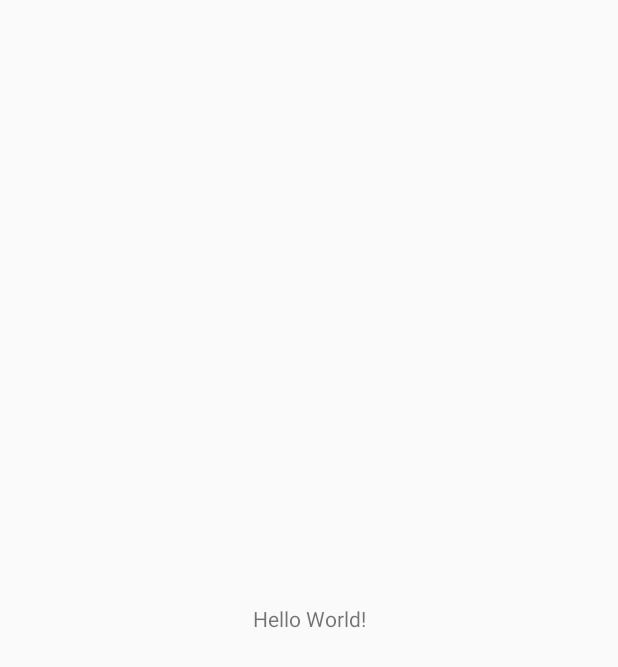
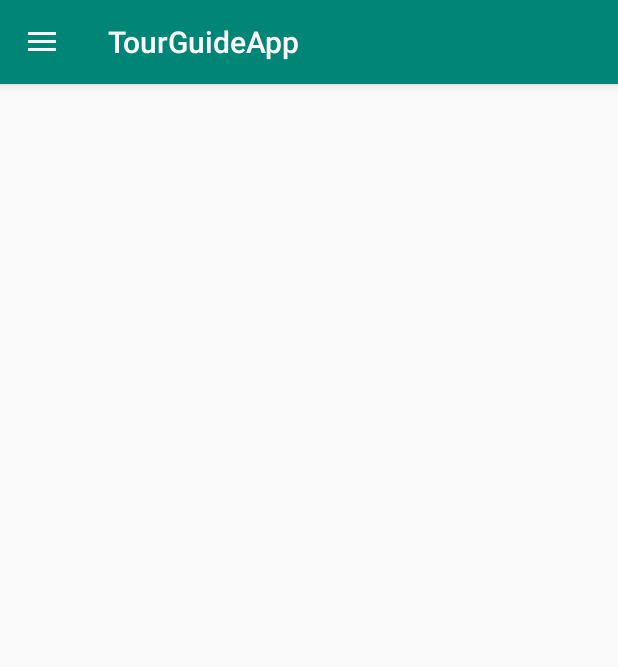
Before and after one commit to steven7mwesigwa/TourGuideApp, an Android app: the screen it shows after launch (MainActivity), on a phone screen of 412 x 824 dp. Before the commit the part shown is almost empty. Shown: the top 667 px of the screen. Run offline under Robolectric (Android 15) with nearby library versions, the phone set to English and light mode, and no system bars.

Commit message:
Before Migrating to Androidx  - Benchmark

```diff
--- a/app/build.gradle
+++ b/app/build.gradle
@@ -21,7 +21,9 @@ android {
 
 dependencies {
     implementation fileTree(dir: 'libs', include: ['*.jar'])
-    implementation 'androidx.appcompat:appcompat:1.1.0'
+    implementation 'androidx.appcompat:appcompat:1.0.2'
+    implementation 'com.google.android.material:material:1.0.0'
+    implementation 'androidx.cardview:cardview:1.0.0'
     implementation 'androidx.constraintlayout:constraintlayout:1.1.3'
     testImplementation 'junit:junit:4.12'
     androidTestImplementation 'androidx.test.ext:junit:1.1.1'
--- a/app/src/main/java/com/stevenmwesigwa/tourguideapp/MainActivity.java
+++ b/app/src/main/java/com/stevenmwesigwa/tourguideapp/MainActivity.java
@@ -1,14 +1,38 @@
 package com.stevenmwesigwa.tourguideapp;
 
+import androidx.appcompat.widget.Toolbar;
+import android.os.Bundle;
+import androidx.appcompat.app.ActionBarDrawerToggle;
 import androidx.appcompat.app.AppCompatActivity;
-
-import android.os.Bundle;
+import androidx.core.view.GravityCompat;
+import androidx.drawerlayout.widget.DrawerLayout;
 
 public class MainActivity extends AppCompatActivity {
+    private DrawerLayout drawer;
 
     @Override
     protected void onCreate(Bundle savedInstanceState) {
         super.onCreate(savedInstanceState);
         setContentView(R.layout.activity_main);
+
+        Toolbar toolbar = findViewById(R.id.toolbar);
+        // Tell your app that you
+        setSupportActionBar(toolbar);
+
+        drawer = findViewById(R.id.drawer_layout);
+
+        ActionBarDrawerToggle toggle = new ActionBarDrawerToggle(this, drawer, toolbar,
+                R.string.navigation_drawer_open, R.string.navigation_drawer_close);
+        drawer.addDrawerListener(toggle);
+        toggle.syncState();
+    }
+
+    @Override
+    public void onBackPressed() {
+        if (drawer.isDrawerOpen(GravityCompat.START)) {
+            drawer.closeDrawer(GravityCompat.START);
+        } else {
+            super.onBackPressed();
+        }
     }
 }
--- a/app/src/main/res/layout/activity_main.xml
+++ b/app/src/main/res/layout/activity_main.xml
@@ -1,18 +1,47 @@
 <?xml version="1.0" encoding="utf-8"?>
-<androidx.constraintlayout.widget.ConstraintLayout xmlns:android="http://schemas.android.com/apk/res/android"
+<!--    android.support.v4.widget.DrawerLayout - To be able to use our -->
+<!--    navigation drawer-->
+<androidx.drawerlayout.widget.DrawerLayout xmlns:android="http://schemas.android.com/apk/res/android"
     xmlns:app="http://schemas.android.com/apk/res-auto"
     xmlns:tools="http://schemas.android.com/tools"
+    android:id="@+id/drawer_layout"
     android:layout_width="match_parent"
     android:layout_height="match_parent"
-    tools:context=".MainActivity">
+    android:fitsSystemWindows="true"
+    tools:context="com.stevenmwesigwa.tourguideapp.MainActivity"
+    tools:openDrawer="start">
+<!--    android:fitsSystemWindows="true" - makes the navigation drawer come at the-->
+<!--    top of our screen-->
+    <LinearLayout
+        android:layout_width="match_parent"
+        android:layout_height="match_parent"
+        android:orientation="vertical">
+<!--Toolbar-->
+        <androidx.appcompat.widget.Toolbar
+            android:id="@+id/toolbar"
+            android:layout_width="match_parent"
+            android:layout_height="?attr/actionBarSize"
+            android:background="@color/colorPrimary"
+            android:elevation="4dp"
+            android:theme="@style/ThemeOverlay.AppCompat.Dark.ActionBar"
+            app:popupTheme="@style/ThemeOverlay.AppCompat.Light" />
 
-    <TextView
+<!--        Fragment  Container-->
+        <FrameLayout
+            android:id="@+id/fragment_container"
+            android:layout_width="match_parent"
+            android:layout_height="match_parent" />
+
+    </LinearLayout>
+<!--    NavigationView - This is the navigation drawer itself-->
+<!--    app:headerLayout="@layout/nav_header" - automatically places the header -->
+<!--    in our navigation drawer-->
+    <android.support.design.widget.NavigationView
+        android:id="@+id/nav_view"
         android:layout_width="wrap_content"
-        android:layout_height="wrap_content"
-        android:text="Hello World!"
-        app:layout_constraintBottom_toBottomOf="parent"
-        app:layout_constraintLeft_toLeftOf="parent"
-        app:layout_constraintRight_toRightOf="parent"
-        app:layout_constraintTop_toTopOf="parent" />
+        android:layout_height="match_parent"
+        android:layout_gravity="start"
+        app:headerLayout="@layout/nav_header"
+        app:menu="@menu/drawer_menu" />
 
-</androidx.constraintlayout.widget.ConstraintLayout>
+</androidx.drawerlayout.widget.DrawerLayout>
--- a/app/src/main/res/values/strings.xml
+++ b/app/src/main/res/values/strings.xml
@@ -6,4 +6,9 @@
     <string name="drawer_share">Share</string>
     <string name="drawer_send">Send</string>
     <string name="drawer_communicate">Communicate</string>
+    <string name="author_email">contact@stevenmwesigwa.com</string>
+    <string name="app_image_description">Tour Guide App Image / Logo</string>
+
+    <string name="navigation_drawer_open">Open navigation drawer</string>
+    <string name="navigation_drawer_close">Close navigation drawer</string>
 </resources>
```
Also changed, not shown: app/src/main/res/layout/nav_header.xml (added, +29 -0 lines).
